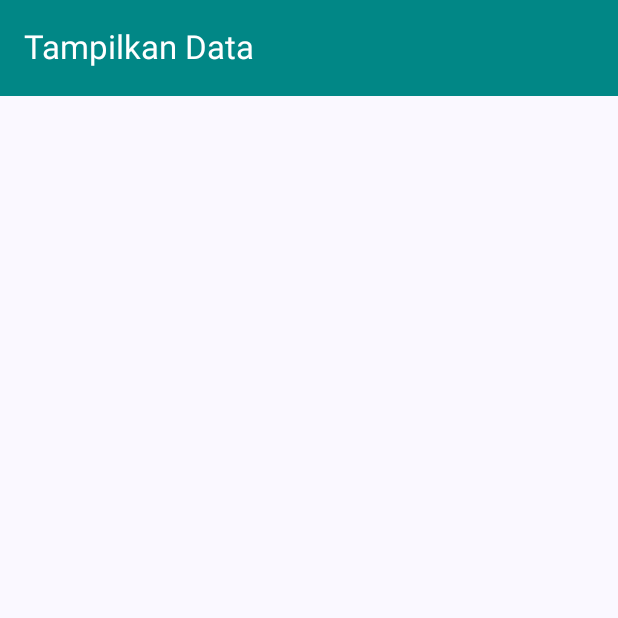
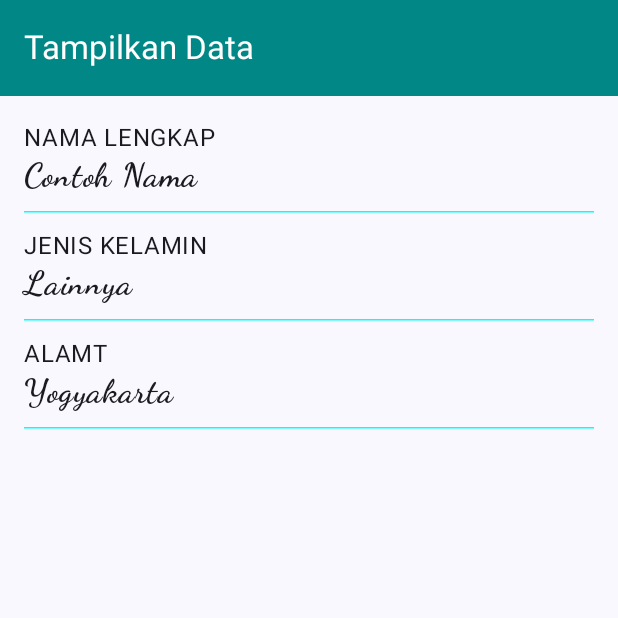
Before and after one commit to Azkalyasin/QuestNavigasTugas_104, an Android app built with Jetpack Compose: the composable TampilData shown on its own in the app's theme, on a phone screen of 412 x 824 dp, the top half of it. Run offline under Robolectric (Android 15) with nearby library versions, the phone set to English and light mode, and no system bars.

```diff
--- a/app/src/main/java/com/example/tuagaspraktikum6/view/DaftarPeserta.kt
+++ b/app/src/main/java/com/example/tuagaspraktikum6/view/DaftarPeserta.kt
@@ -51,6 +51,30 @@ fun TampilData(
             )
         }
     ) { isiRuang ->
+        Column(
+            modifier = Modifier
+                .padding(isiRuang)
+                .padding(all = dimensionResource(id = R.dimen.padding_medium)),
+            verticalArrangement = Arrangement.spacedBy(
+                space = dimensionResource(id = R.dimen.padding_small)
+            )
+        ) {
+            items.forEach { item ->
+                Column {
+                    Text(
+                        text = item.first.uppercase(),
+                        fontSize = 16.sp // pakai sp
+                    )
+                    Text(
+                        text = item.second,
+                        fontWeight = FontWeight.Bold,
+                        fontFamily = FontFamily.Cursive,
+                        fontSize = 22.sp // pakai sp
+                    )
+                }
+                HorizontalDivider(thickness = 1.dp, color = Color.Cyan)
+            }
 
+        }
     }
 }
```
